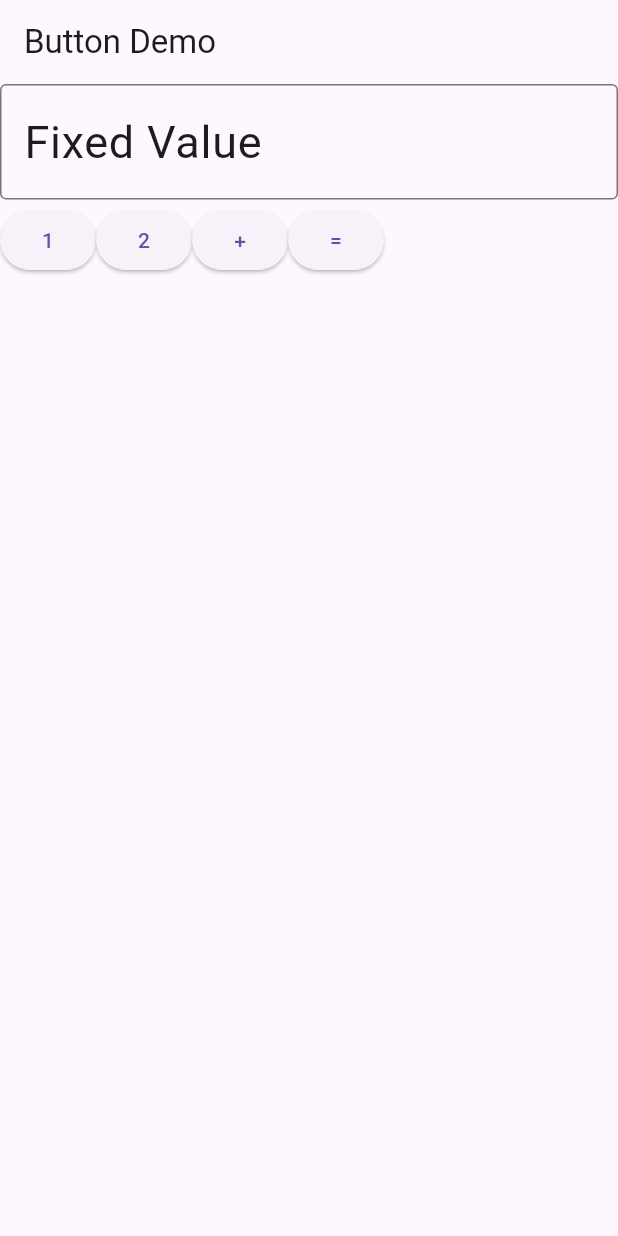
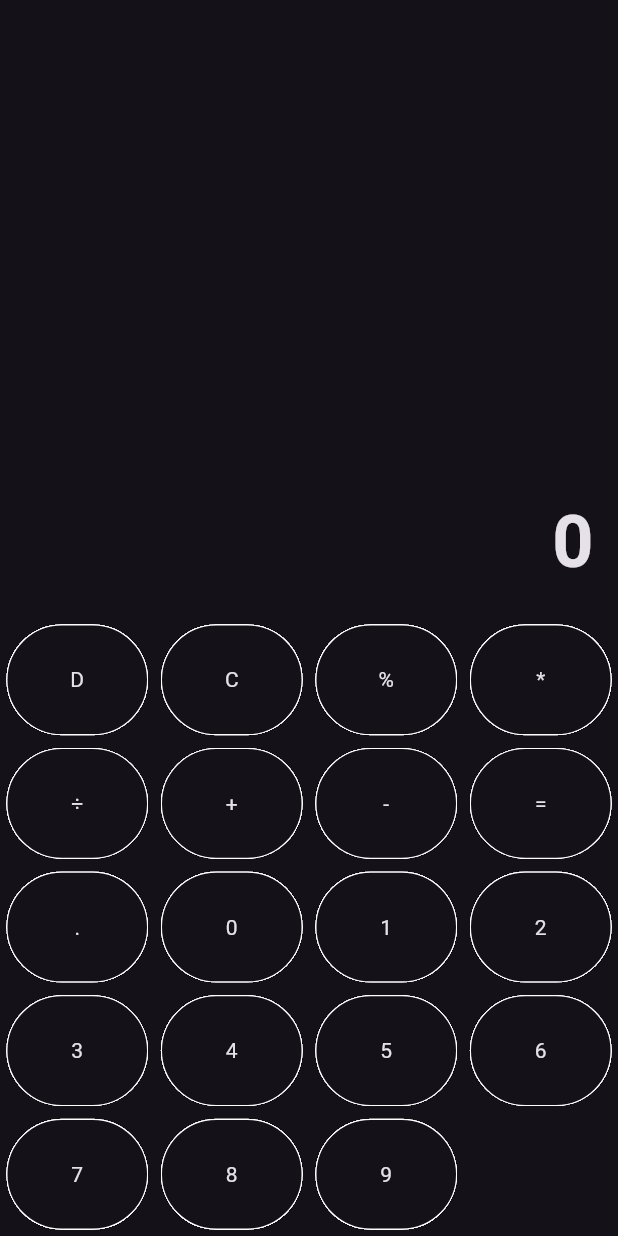
Before and after one commit to noufalkulathupuzha/calculator, a Flutter app: the screen it shows after launch, on a phone screen of 412 x 824 dp. Run offline on Flutter 3.47's test engine with Material 3 defaults, Android fonts, the phone set to English and light mode, and no system bars.

Commit message:
Update with buttons

```diff
--- /dev/null
+++ b/calculator/lib/button_values.dart
@@ -0,0 +1,43 @@
+class Btn {
+  static const String del = "D";
+  static const String clr = "C";
+  static const String per = "%";
+  static const String multipy = "*";
+  static const String divide = "÷";
+  static const String add = "+";
+  static const String substract = "-";
+  static const String calculate = "=";
+  static const String dot = ".";
+
+  static const String n0 = "0";
+  static const String n1 = "1";
+  static const String n2 = "2";
+  static const String n3 = "3";
+  static const String n4 = "4";
+  static const String n5 = "5";
+  static const String n6 = "6";
+  static const String n7 = "7";
+  static const String n8 = "8";
+  static const String n9 = "9";
+  static const List<String> buttonValues = [
+    del,
+    clr,
+    per,
+    multipy,
+    divide,
+    add,
+    substract,
+    calculate,
+    dot,
+    n0,
+    n1,
+    n2,
+    n3,
+    n4,
+    n5,
+    n6,
+    n7,
+    n8,
+    n9
+  ];
+}
--- /dev/null
+++ b/calculator/lib/calculator_screen.dart
@@ -0,0 +1,63 @@
+import 'package:calculator/button_values.dart';
+import 'package:flutter/cupertino.dart';
+import 'package:flutter/material.dart';
+import 'package:flutter/widgets.dart';
+
+class CalculatorScreen extends StatefulWidget {
+  const CalculatorScreen({super.key});
+
+  @override
+  State<CalculatorScreen> createState() => _CalculatorScreenState();
+}
+
+class _CalculatorScreenState extends State<CalculatorScreen> {
+  @override
+  Widget build(BuildContext context) {
+    final screenSize = MediaQuery.of(context).size;
+    return Scaffold(
+        body: SafeArea(
+      bottom: false,
+      child: Column(
+        children: [
+          //Output
+          Expanded(
+            child: SingleChildScrollView(
+              reverse: true,
+              child: Container(
+                alignment: Alignment.bottomRight,
+                padding: const EdgeInsets.all(16),
+                child: const Text(
+                  "0",
+                  style: TextStyle(fontSize: 48, fontWeight: FontWeight.bold),
+                  textAlign: TextAlign.end,
+                ),
+              ),
+            ),
+          ),
+          //Inputs
+          Wrap(
+            children: Btn.buttonValues
+                .map((e) => SizedBox(
+                    height: screenSize.width / 5,
+                    width: screenSize.width / 4,
+                    child: buildButton(e)))
+                .toList(),
+          )
+        ],
+      ),
+    ));
+  }
+
+  Widget buildButton(value) {
+    return Padding(
+      padding: const EdgeInsets.all(4.0),
+      child: Material(
+          clipBehavior: Clip.hardEdge,
+          shape: OutlineInputBorder(
+            borderSide: const BorderSide(color: Colors.white),
+            borderRadius: BorderRadius.circular(100),
+          ),
+          child: InkWell(onTap: () {}, child: Center(child: Text(value)))),
+    );
+  }
+}
--- a/calculator/lib/main.dart
+++ b/calculator/lib/main.dart
@@ -1,85 +1,22 @@
+import 'package:calculator/calculator_screen.dart';
 import 'package:flutter/material.dart';
 
 void main() {
   runApp(const MyApp());
 }
 
-class MyApp extends StatefulWidget {
+class MyApp extends StatelessWidget {
   const MyApp({super.key});
 
   @override
-  State<MyApp> createState() => _MyAppState();
-}
-
-class _MyAppState extends State<MyApp> {
-  TextEditingController controller = TextEditingController(text: 'Fixed Value');
-  var value1 = 0;
-  var value2 = 0;
-  @override
   Widget build(BuildContext context) {
-    var data = 'Button Demo';
-    var number1 = '1';
-    var number2 = '2';
-    var addition = '+';
-    var equals = '=';
+    String title = 'Calculator';
 
     return MaterialApp(
-      home: Scaffold(
-        appBar: AppBar(
-          title: Text(data),
-        ),
-        body: Column(
-          children: [
-            SizedBox(
-              height: 80, // Adjust the height as needed
-              child: TextField(
-                style: const TextStyle(fontSize: 30),
-                controller: controller,
-                decoration: const InputDecoration(
-                  border: OutlineInputBorder(),
-                ),
-              ),
-            ),
-            Row(children: [
-              ElevatedButton(
-                onPressed: () {
-                  setState(() {
-                    controller = TextEditingController(text: number1);
-                    value1 = int.parse(controller.text);
-                  });
-                },
-                child: Text(number1),
-              ),
-              ElevatedButton(
-                onPressed: () {
-                  setState(() {
-                    controller = TextEditingController(text: number2);
-                    value2 = int.parse(controller.text);
-                  });
-                },
-                child: Text(number2),
-              ),
-              ElevatedButton(
-                onPressed: () {
-                  setState(() {
-                    controller = TextEditingController(text: addition);
-                  });
-                },
-                child: Text(addition),
-              ),
-              ElevatedButton(
-                onPressed: () {
-                  setState(() {
-                    int sum = value1 + value2;
-                    controller = TextEditingController(text: sum.toString());
-                  });
-                },
-                child: Text(equals),
-              )
-            ]),
-          ],
-        ),
-      ),
+      debugShowCheckedModeBanner: false,
+      title: title,
+      theme: ThemeData.dark(),
+      home: const CalculatorScreen(),
     );
   }
 }
```
